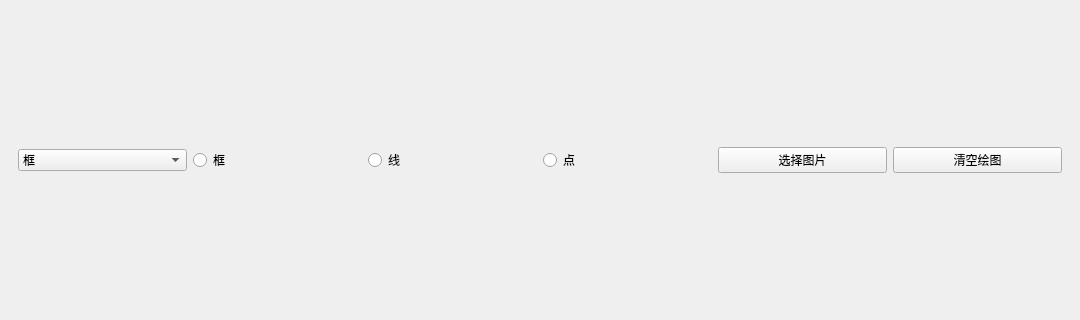
The window that PictureFrameDemo/mainwindow.ui (BAOfanTing/CPP_Study) describes before a commit, drawn with Qt 5; both pictures show x 0 to 1080 and y 189 to 509 of the 1080 by 720 pixel window.
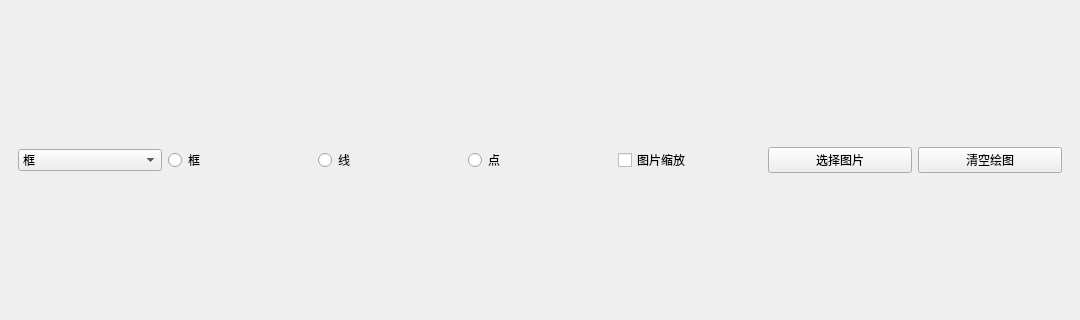
The same window after the commit.

```diff
--- a/PictureFrameDemo/mainwindow.ui
+++ b/PictureFrameDemo/mainwindow.ui
@@ -64,6 +64,13 @@
          </property>
         </widget>
        </item>
+       <item>
+        <widget class="QCheckBox" name="btn_scale">
+         <property name="text">
+          <string>图片缩放</string>
+         </property>
+        </widget>
+       </item>
        <item>
         <widget class="QPushButton" name="btn_SelectImg">
          <property name="text">
```
